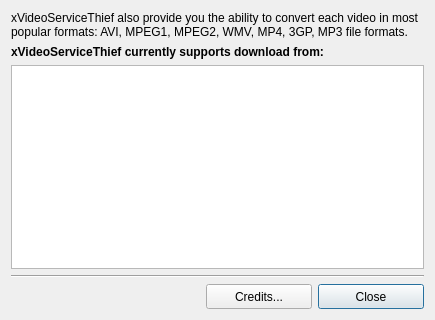
Old version of the form ui/information.ui in the repository ckorn/xvst; both pictures show x 0 to 435 and y 180 to 500 of the 435 by 500 pixel window.
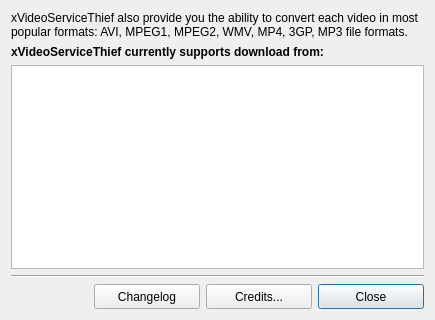
New version of the form. Icons and pictures are not drawn.

Commit message: - Added changelog into "Information" window

```diff
--- a/ui/information.ui
+++ b/ui/information.ui
@@ -29,7 +29,7 @@
    <iconset resource="../resources/resources.qrc">
     <normaloff>:/buttons/images/information.png</normaloff>:/buttons/images/information.png</iconset>
   </property>
-  <layout class="QGridLayout">
+  <layout class="QGridLayout" name="gridLayout">
    <item row="0" column="0" colspan="4">
     <widget class="QFrame" name="frameHeader">
      <property name="styleSheet">
@@ -257,17 +257,26 @@
     </widget>
    </item>
    <item row="5" column="1">
-    <spacer>
-     <property name="orientation">
-      <enum>Qt::Horizontal</enum>
-     </property>
-     <property name="sizeHint" stdset="0">
+    <widget class="QPushButton" name="btnChangelog">
+     <property name="minimumSize">
       <size>
-       <width>121</width>
+       <width>106</width>
        <height>25</height>
       </size>
      </property>
-    </spacer>
+     <property name="whatsThis">
+      <string>Display the credits dialog</string>
+     </property>
+     <property name="accessibleName">
+      <string>Credits button</string>
+     </property>
+     <property name="accessibleDescription">
+      <string>Display the credits dialog</string>
+     </property>
+     <property name="text">
+      <string>Changelog</string>
+     </property>
+    </widget>
    </item>
    <item row="5" column="2">
     <widget class="QPushButton" name="btnCredits">
```
The commit also changes 8 other files.
